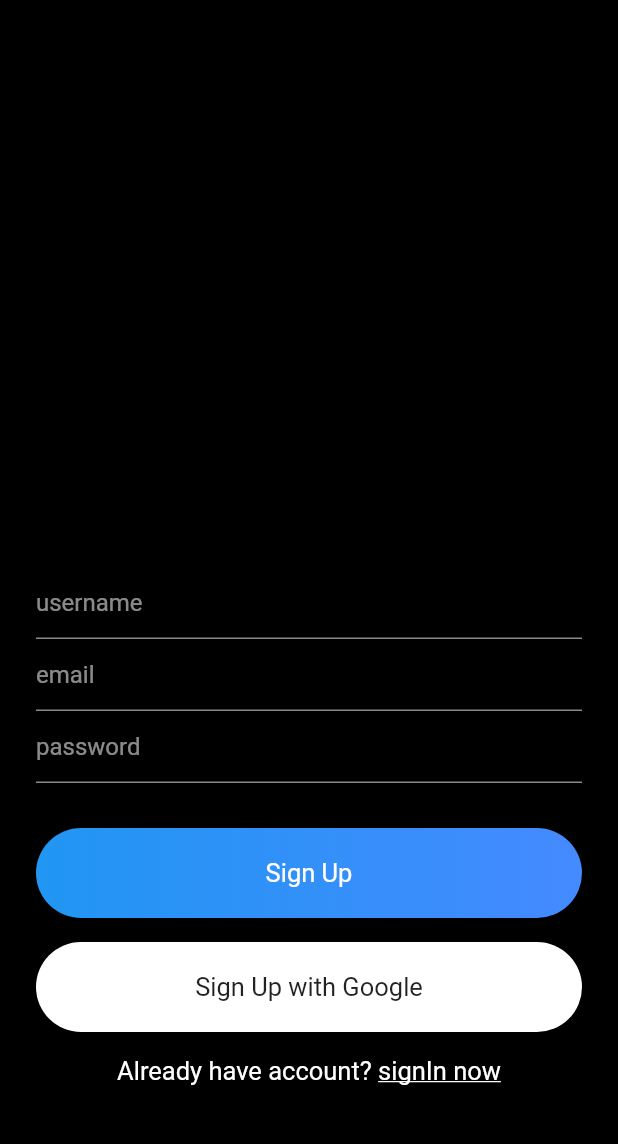
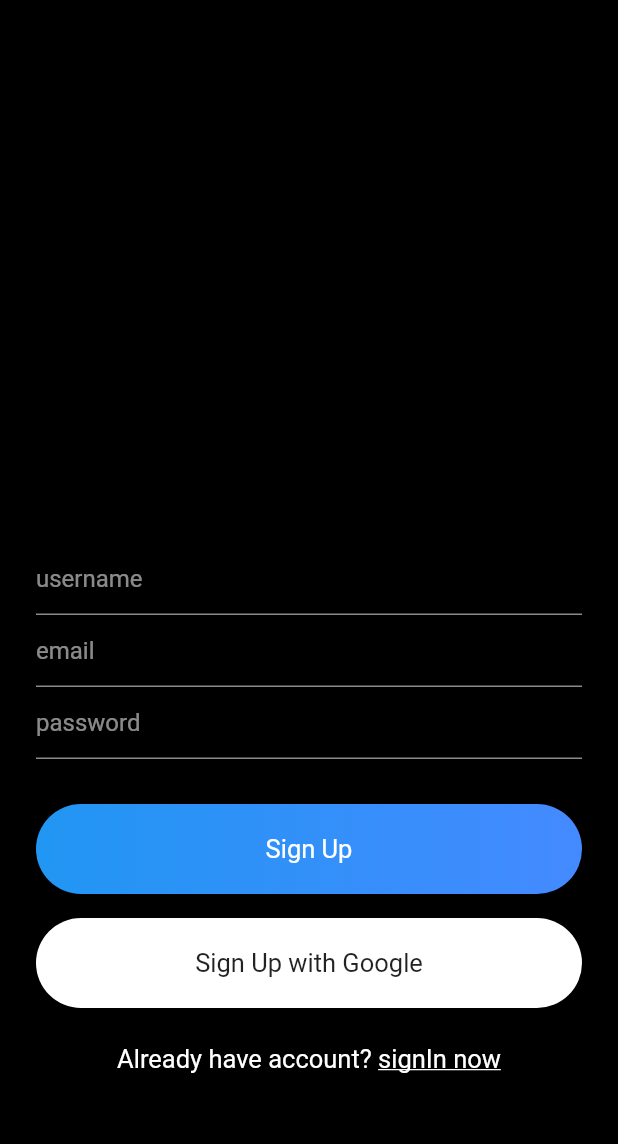
Before and after one commit to didierganthier/flutter_chat_app, a Flutter app: the ChatRoomScreen screen opened directly, after a tap on the "exit to app" icon, after a tap on "Register now", on a phone screen of 412 x 824 dp, the part 84-1228 px from its top. Run offline on Flutter 3.47's test engine with Material 2 defaults, Android fonts, the phone set to English and light mode, and no system bars; our stand-ins replace firebase_auth, firebase_core; accounts and stored records are empty.

Commit message:
authenticate.dart added to screens

```diff
--- a/lib/helper/authenticate.dart
+++ b/lib/helper/authenticate.dart
@@ -20,9 +20,9 @@ class _AuthenticateState extends State<Authenticate> {
   @override
   Widget build(BuildContext context) {
     if(showSignIn){
-      return SignIn();
+      return SignIn(toggle: toggleView,);
     } else {
-      return SignUp();
+      return SignUp(toggle: toggleView,);
     }
   }
 }
--- a/lib/main.dart
+++ b/lib/main.dart
@@ -1,5 +1,6 @@
 import 'package:firebase_core/firebase_core.dart';
 import 'package:flutter/material.dart';
+import 'package:flutter_chat_app/helper/authenticate.dart';
 import 'package:flutter_chat_app/views/signin.dart';
 
 void main() {
@@ -20,7 +21,7 @@ class MyApp extends StatelessWidget {
         primarySwatch: Colors.blue,
         visualDensity: VisualDensity.adaptivePlatformDensity,
       ),
-      home: SignIn(),
+      home: Authenticate(),
     );
   }
 }
--- a/lib/views/chatRoomScreen.dart
+++ b/lib/views/chatRoomScreen.dart
@@ -1,4 +1,5 @@
 import 'package:flutter/material.dart';
+import 'package:flutter_chat_app/helper/authenticate.dart';
 import 'package:flutter_chat_app/services/auth.dart';
 import 'package:flutter_chat_app/views/signin.dart';
 
@@ -20,7 +21,7 @@ class _ChatRoomScreenState extends State<ChatRoomScreen> {
           GestureDetector(
             onTap: () {
               authMethods.signOut();
-              Navigator.pushReplacement(context, MaterialPageRoute(builder: (context) => SignIn(),),);
+              Navigator.pushReplacement(context, MaterialPageRoute(builder: (context) => Authenticate(),),);
             },
             child: Container(
               padding: EdgeInsets.symmetric(horizontal: 16),
--- a/lib/views/signin.dart
+++ b/lib/views/signin.dart
@@ -3,6 +3,11 @@ import 'package:flutter_chat_app/views/signup.dart';
 import 'package:flutter_chat_app/widgets/widgets.dart';
 
 class SignIn extends StatefulWidget {
+
+  final Function toggle;
+
+  SignIn({this.toggle});
+
   @override
   _SignInState createState() => _SignInState();
 }
@@ -99,12 +104,15 @@ class _SignInState extends State<SignIn> {
                       style: simpleTextFieldStyle().copyWith(fontSize: 17),
                     ),
                     GestureDetector(
-                      onTap: ()=> Navigator.push(context, MaterialPageRoute(builder: (context) => SignUp(),),),
-                      child: Text(
-                        "Register now",
-                        style: simpleTextFieldStyle().copyWith(
-                          fontSize: 17,
-                          decoration: TextDecoration.underline,
+                      onTap: ()=> widget.toggle(),
+                      child: Container(
+                        padding: EdgeInsets.symmetric(vertical: 8),
+                        child: Text(
+                          "Register now",
+                          style: simpleTextFieldStyle().copyWith(
+                            fontSize: 17,
+                            decoration: TextDecoration.underline,
+                          ),
                         ),
                       ),
                     ),
--- a/lib/views/signup.dart
+++ b/lib/views/signup.dart
@@ -5,6 +5,11 @@ import 'package:flutter_chat_app/views/signin.dart';
 import 'package:flutter_chat_app/widgets/widgets.dart';
 
 class SignUp extends StatefulWidget {
+
+  final Function toggle;
+
+  SignUp({this.toggle});
+
   @override
   _SignUpState createState() => _SignUpState();
 }
@@ -127,12 +132,15 @@ class _SignUpState extends State<SignUp> {
                             style: simpleTextFieldStyle().copyWith(fontSize: 17),
                           ),
                           GestureDetector(
-                            onTap: ()=> Navigator.pop(context),
-                            child: Text(
-                              "signIn now",
-                              style: simpleTextFieldStyle().copyWith(
-                                fontSize: 17,
-                                decoration: TextDecoration.underline,
+                            onTap: ()=> widget.toggle(),
+                            child: Container(
+                              padding: EdgeInsets.symmetric(vertical: 8),
+                              child: Text(
+                                "signIn now",
+                                style: simpleTextFieldStyle().copyWith(
+                                  fontSize: 17,
+                                  decoration: TextDecoration.underline,
+                                ),
                               ),
                             ),
                           ),
```
